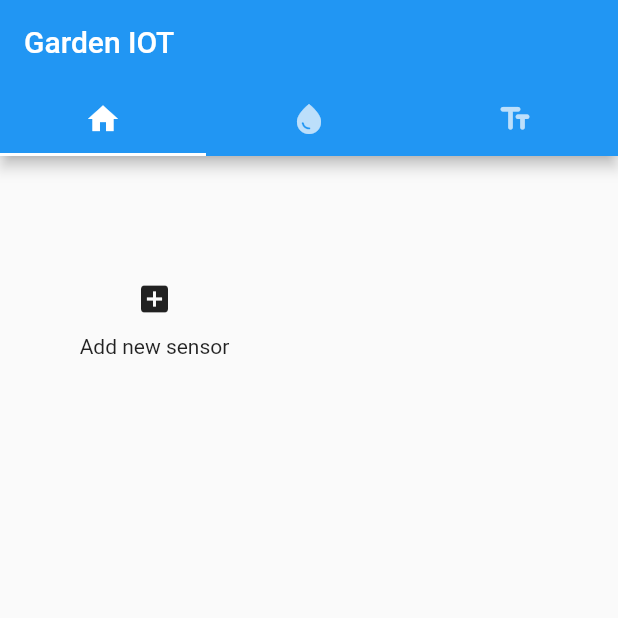
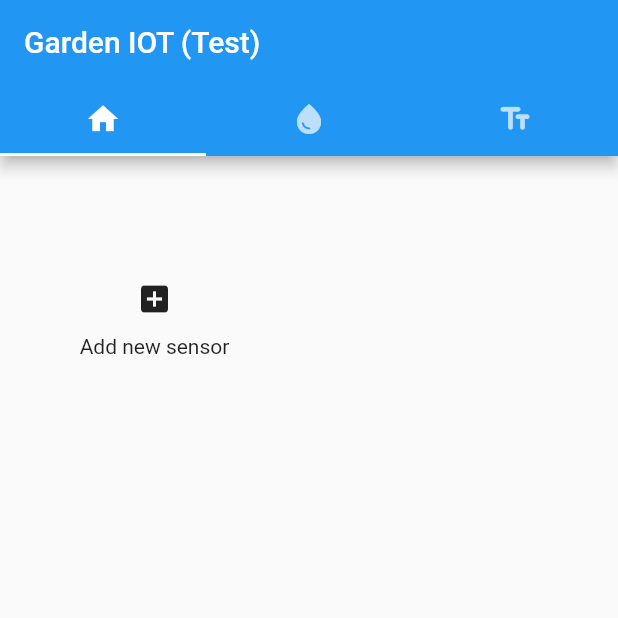
Before and after one commit to andysturrock/GardenIOT, a Flutter app: the screen it shows after launch, on a phone screen of 412 x 824 dp, the top half of it. Run offline on Flutter 3.47's test engine with Material 2 defaults, Android fonts, the phone set to English and light mode, and no system bars; our stand-ins replace numberpicker, syncfusion_flutter_gauges; missing offline and left inert: mqtt_client, mutex.

Commit message:
Add environment name to app title so can be sure whether dev or prod

```diff
--- a/UI/garden_iot/lib/main.dart
+++ b/UI/garden_iot/lib/main.dart
@@ -4,6 +4,7 @@ import 'package:garden_iot/log_model.dart';
 import 'package:garden_iot/logger.dart';
 import 'package:garden_iot/shadow_relay_model.dart';
 import 'package:garden_iot/temperature_model.dart';
+import 'package:garden_iot/utils/env.dart';
 import 'package:garden_iot/water_now_grid.dart';
 import 'package:provider/provider.dart';
 
@@ -27,6 +28,12 @@ void main() {
 class MyApp extends StatelessWidget {
   final DialsGrid _dialsGrid = DialsGrid();
   final Logger _logger = Logger();
+  late String _title;
+
+  MyApp() {
+    final envName = Env.envName();
+    _title = 'Garden IOT ($envName)';
+  }
 
   @override
   Widget build(BuildContext context) {
@@ -42,7 +49,7 @@ class MyApp extends StatelessWidget {
                 Tab(icon: Icon(Icons.text_fields_rounded)),
               ],
             ),
-            title: const Text('Garden IOT'),
+            title: Text(_title),
           ),
           body: TabBarView(
             children: [_dialsGrid, WaterNowGrid(), _logger],
--- a/UI/garden_iot/lib/utils/env.dart
+++ b/UI/garden_iot/lib/utils/env.dart
@@ -3,6 +3,10 @@
 /// Class to store environment (ie dev, prod) versions of variables.
 /// TODO make much more flexible and configurable.
 class Env {
+  static envName() {
+    return isProduction ? 'Production' : 'Test';
+  }
+
   static String rootCAPath() {
     return 'assets/certs/AmazonRootCA1.pem';
   }
```
